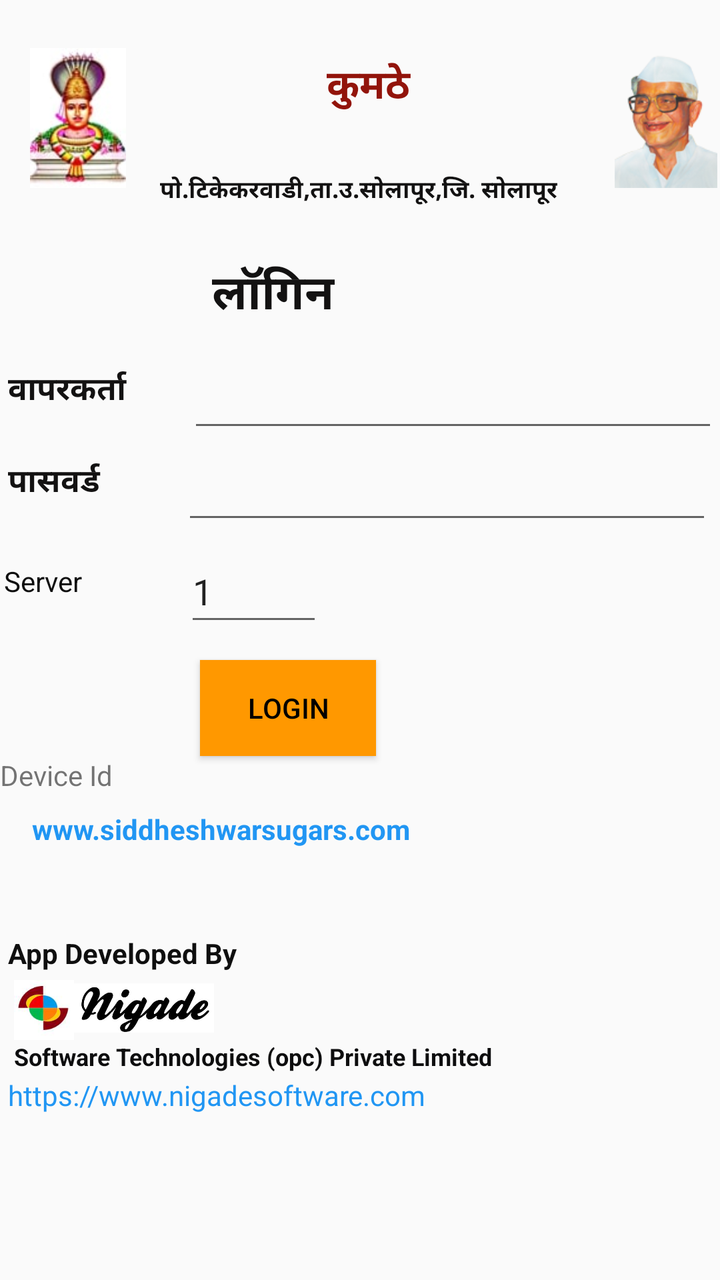
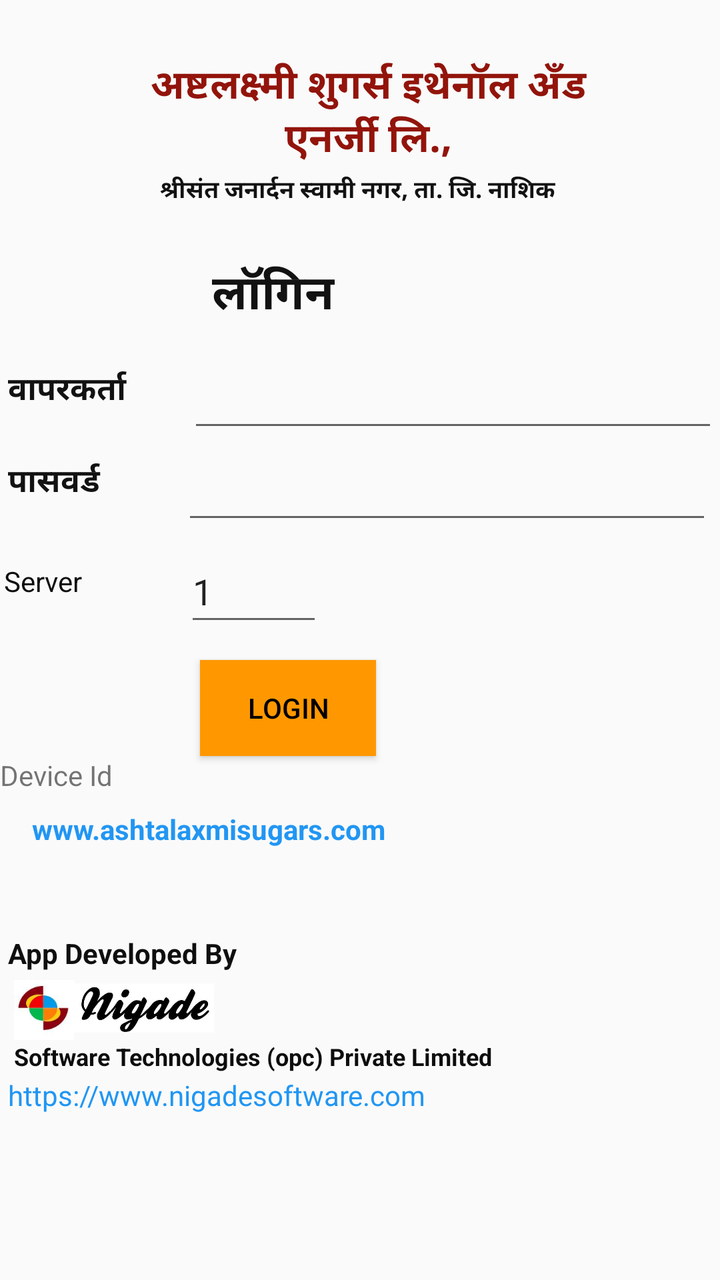

Screens rendered from an Android XML layout before and after an edit, with the pre-edit source and the edit as a unified diff.
<!-- AndroidManifest.xml: application theme AppTheme -->
<!-- res/layout/activity_userlogin.xml -->
<?xml version="1.0" encoding="utf-8"?>
<androidx.constraintlayout.widget.ConstraintLayout xmlns:android="http://schemas.android.com/apk/res/android"
    xmlns:app="http://schemas.android.com/apk/res-auto"
    xmlns:tools="http://schemas.android.com/tools"
    android:layout_width="wrap_content"
    android:layout_height="match_parent"
    tools:context=".userlogin">

    <TextView
        android:id="@+id/textView22"
        android:layout_width="wrap_content"
        android:layout_height="36dp"
        android:layout_marginStart="80dp"
        android:layout_marginLeft="80dp"
        android:layout_marginTop="5dp"
        android:text="पो.टिकेकरवाडी,ता.उ.सोलापूर,जि. सोलापूर"
        android:textAlignment="center"
        android:textColor="#131212"
        android:textSize="12sp"
        android:textStyle="bold"
        app:layout_constraintStart_toStartOf="parent"
        app:layout_constraintTop_toBottomOf="@+id/textView13" />

    <ImageView
        android:id="@+id/imageView3"
        android:layout_width="70dp"
        android:layout_height="30dp"
        app:layout_constraintStart_toEndOf="@+id/imageView2"
        app:layout_constraintTop_toBottomOf="@+id/textView21"
        app:srcCompat="@drawable/nigadesoftwaretechnologies_logo" />

    <TextView
        android:id="@+id/textView21"
        android:layout_width="157dp"
        android:layout_height="22dp"
        android:layout_marginStart="4dp"
        android:layout_marginLeft="4dp"
        android:layout_marginTop="36dp"
        android:text="App Developed By "
        android:textAlignment="textStart"
        android:textColor="#0F0F0F"
        android:textSize="14sp"
        android:textStyle="bold"
        app:layout_constraintStart_toStartOf="parent"
        app:layout_constraintTop_toBottomOf="@+id/txvFactorywebsite" />

    <TextView
        android:id="@+id/textView20"
        android:layout_width="382dp"
        android:layout_height="18dp"
        android:layout_marginStart="7dp"
        android:text="Software Technologies (opc) Private Limited"
        android:textAlignment="textStart"
        android:textColor="#0D0D0E"
        android:textSize="12sp"
        android:textStyle="bold"
        app:layout_constraintStart_toStartOf="parent"
        app:layout_constraintTop_toBottomOf="@+id/imageView2" />

    <TextView
        android:id="@+id/textView19"
        android:layout_width="83dp"
        android:layout_height="34dp"
        android:layout_marginTop="15dp"
        android:text=" पासवर्ड"
        android:textAlignment="textStart"
        android:textColor="#131212"
        android:textSize="16sp"
        android:textStyle="bold"
        app:layout_constraintStart_toStartOf="parent"
        app:layout_constraintTop_toBottomOf="@+id/textView17" />

    <TextView
        android:id="@+id/textView17"
        android:layout_width="82dp"
        android:layout_height="31dp"
        android:layout_marginTop="18dp"
        android:text=" वापरकर्ता"
        android:textAlignment="textStart"
        android:textColor="#131212"
        android:textSize="16sp"
        android:textStyle="bold"
        app:layout_constraintStart_toStartOf="parent"
        app:layout_constraintTop_toBottomOf="@+id/textView15" />

    <TextView
        android:id="@+id/textView15"
        android:layout_width="wrap_content"
        android:layout_height="36dp"
        android:layout_marginStart="100dp"
        android:layout_marginLeft="100dp"
        android:layout_marginTop="7dp"
        android:text=" लॉगिन"
        android:textAlignment="center"
        android:textColor="#131212"
        android:textSize="24sp"
        android:textStyle="bold"
        app:layout_constraintStart_toStartOf="parent"
        app:layout_constraintTop_toBottomOf="@+id/textView22" />

    <TextView
        android:id="@+id/textView13"
        android:layout_width="220dp"
        android:layout_height="53dp"
        android:layout_marginTop="28dp"
        android:text=" कुमठे "
        android:textAlignment="center"
        android:textColor="#92140B"
        android:textSize="20sp"
        android:textStyle="bold"
        app:layout_constraintStart_toEndOf="@+id/imageView6"
        app:layout_constraintTop_toTopOf="parent" />

    <EditText
        android:id="@+id/txtUserid"
        android:layout_width="265dp"
        android:layout_height="46dp"
        android:layout_marginStart="12dp"
        android:layout_marginTop="10dp"
        android:ems="10"
        android:inputType="number|textPersonName"
        app:layout_constraintStart_toEndOf="@+id/textView17"
        app:layout_constraintTop_toBottomOf="@+id/textView15" />

    <Button
        android:id="@+id/btnMeasurement"
        android:layout_width="wrap_content"
        android:layout_height="wrap_content"
        android:layout_marginStart="100dp"
        android:layout_marginLeft="100dp"
        android:layout_marginTop="12dp"
        android:background="#FF9800"
        android:text="Login"
        android:textColor="#000000"
        app:layout_constraintStart_toStartOf="parent"
        app:layout_constraintTop_toBottomOf="@+id/txtServer" />

    <EditText
        android:id="@+id/txtPassword"
        android:layout_width="265dp"
        android:layout_height="46dp"
        android:layout_marginStart="8dp"
        android:layout_marginLeft="8dp"
        android:ems="10"
        android:inputType="textPassword"
        app:layout_constraintStart_toEndOf="@+id/textView19"
        app:layout_constraintTop_toBottomOf="@+id/txtUserid" />

    <ImageView
        android:id="@+id/imageView2"
        android:layout_width="30dp"
        android:layout_height="30dp"
        android:layout_marginStart="7dp"
        android:layout_marginTop="1dp"
        android:layout_gravity="left"
        android:layout_marginLeft="7dp"
        app:layout_constraintStart_toStartOf="parent"
        app:layout_constraintTop_toBottomOf="@+id/textView21"
        app:srcCompat="@drawable/nigadesoftwaretechnologies_logo_3"/>

    <ImageView
        android:id="@+id/imageView6"
        android:layout_width="70dp"
        android:layout_height="70dp"
        android:layout_marginStart="4dp"
        android:layout_marginTop="24dp"
        android:layout_gravity="left"
        android:layout_marginLeft="7dp"
        app:layout_constraintStart_toStartOf="parent"
        app:layout_constraintTop_toTopOf="parent"
        app:srcCompat="@drawable/kadwalogo"/>
    <TextView
        android:id="@+id/txvWebsitelink1"
        android:layout_width="wrap_content"
        android:layout_height="wrap_content"
        android:layout_marginStart="4dp"
        android:layout_marginLeft="4dp"
        android:text="https://www.nigadesoftware.com"
        android:textColor="#2196F3"
        android:textSize="14sp"
        app:layout_constraintStart_toStartOf="parent"
        app:layout_constraintTop_toBottomOf="@+id/textView20" />

    <TextView
        android:id="@+id/txvFactorywebsite"
        android:layout_width="359dp"
        android:layout_height="26dp"
        android:layout_marginStart="16dp"
        android:layout_marginLeft="16dp"
        android:layout_marginTop="8dp"
        android:text="www.siddheshwarsugars.com"
        android:textColor="#2196F3"
        android:textSize="14sp"
        android:textStyle="bold"
        app:layout_constraintStart_toStartOf="parent"
        app:layout_constraintTop_toBottomOf="@+id/textView30" />

    <TextView
        android:id="@+id/textView30"
        android:layout_width="wrap_content"
        android:layout_height="wrap_content"
        android:text="Device Id"
        app:layout_constraintTop_toBottomOf="@+id/btnMeasurement"
        tools:layout_editor_absoluteX="17dp" />

    <TextView
        android:id="@+id/textView34"
        android:layout_width="wrap_content"
        android:layout_height="wrap_content"
        android:layout_marginStart="2dp"
        android:layout_marginLeft="2dp"
        android:layout_marginTop="18dp"
        android:text="Server"
        android:textColor="#0E0E0E"
        app:layout_constraintStart_toStartOf="parent"
        app:layout_constraintTop_toBottomOf="@+id/textView19" />

    <EditText
        android:id="@+id/txtServer"
        android:layout_width="69dp"
        android:layout_height="48dp"
        android:layout_marginStart="51dp"
        android:layout_marginLeft="51dp"
        android:layout_marginTop="3dp"
        android:ems="10"
        android:inputType="number"
        android:text="1"
        app:layout_constraintStart_toEndOf="@+id/textView34"
        app:layout_constraintTop_toBottomOf="@+id/txtPassword" />

    <ImageView
        android:id="@+id/imageView"
        android:layout_width="70dp"
        android:layout_height="70dp"
        android:layout_marginStart="4dp"
        android:layout_marginLeft="4dp"
        android:layout_marginTop="24dp"
        app:layout_constraintStart_toEndOf="@+id/textView13"
        app:layout_constraintTop_toTopOf="parent"
        app:srcCompat="@drawable/appasaheb" />

</androidx.constraintlayout.widget.ConstraintLayout>
<!-- resources referenced by this layout -->
<resources>
  <!-- drawable appasaheb: png bitmap (drawable, 21121 bytes) -->
  <!-- drawable kadwalogo: jpg bitmap (drawable, 4013 bytes) -->
  <!-- drawable nigadesoftwaretechnologies_logo: jpg bitmap (drawable, 11484 bytes) -->
  <!-- drawable nigadesoftwaretechnologies_logo_3: jpg bitmap (drawable, 2615 bytes) -->
  <style name="AppTheme" parent="Theme.AppCompat.Light.DarkActionBar">
          
          <item name="colorPrimary">@color/colorPrimary</item>
          <item name="colorPrimaryDark">@color/colorPrimaryDark</item>
          <item name="colorAccent">@color/colorAccent</item>
      </style>
  <color name="colorPrimary">#008577</color>
  <color name="colorPrimaryDark">#00574B</color>
  <color name="colorAccent">#D81B60</color>
</resources>

<!-- the commit's change to res/layout/activity_userlogin.xml (unified diff, before → after) -->
@@ -13,7 +13,7 @@
         android:layout_marginStart="80dp"
         android:layout_marginLeft="80dp"
         android:layout_marginTop="5dp"
-        android:text="पो.टिकेकरवाडी,ता.उ.सोलापूर,जि. सोलापूर"
+        android:text="श्रीसंत जनार्दन स्वामी नगर, ता. जि. नाशिक"
         android:textAlignment="center"
         android:textColor="#131212"
         android:textSize="12sp"
@@ -103,7 +103,7 @@
         android:layout_width="220dp"
         android:layout_height="53dp"
         android:layout_marginTop="28dp"
-        android:text=" कुमठे "
+        android:text="अष्टलक्ष्मी शुगर्स इथेनॉल अँड एनर्जी लि.,"
         android:textAlignment="center"
         android:textColor="#92140B"
         android:textSize="20sp"
@@ -162,13 +162,12 @@
         android:id="@+id/imageView6"
         android:layout_width="70dp"
         android:layout_height="70dp"
-        android:layout_marginStart="4dp"
+        android:layout_gravity="left"
+        android:layout_marginStart="4dp"
+        android:layout_marginLeft="7dp"
         android:layout_marginTop="24dp"
-        android:layout_gravity="left"
-        android:layout_marginLeft="7dp"
-        app:layout_constraintStart_toStartOf="parent"
-        app:layout_constraintTop_toTopOf="parent"
-        app:srcCompat="@drawable/kadwalogo"/>
+        app:layout_constraintStart_toStartOf="parent"
+        app:layout_constraintTop_toTopOf="parent" />
     <TextView
         android:id="@+id/txvWebsitelink1"
         android:layout_width="wrap_content"
@@ -188,7 +187,7 @@
         android:layout_marginStart="16dp"
         android:layout_marginLeft="16dp"
         android:layout_marginTop="8dp"
-        android:text="www.siddheshwarsugars.com"
+        android:text="www.ashtalaxmisugars.com"
         android:textColor="#2196F3"
         android:textSize="14sp"
         android:textStyle="bold"
@@ -236,7 +235,6 @@
         android:layout_marginLeft="4dp"
         android:layout_marginTop="24dp"
         app:layout_constraintStart_toEndOf="@+id/textView13"
-        app:layout_constraintTop_toTopOf="parent"
-        app:srcCompat="@drawable/appasaheb" />
+        app:layout_constraintTop_toTopOf="parent" />
 
 </androidx.constraintlayout.widget.ConstraintLayout>
<!-- resource entries referenced after the edit -->
@@ -1,7 +1,5 @@
 <!-- resources referenced by this layout -->
 <resources>
-  <!-- drawable appasaheb: png bitmap (drawable, 21121 bytes) -->
-  <!-- drawable kadwalogo: jpg bitmap (drawable, 4013 bytes) -->
   <!-- drawable nigadesoftwaretechnologies_logo: jpg bitmap (drawable, 11484 bytes) -->
   <!-- drawable nigadesoftwaretechnologies_logo_3: jpg bitmap (drawable, 2615 bytes) -->
   <style name="AppTheme" parent="Theme.AppCompat.Light.DarkActionBar">
